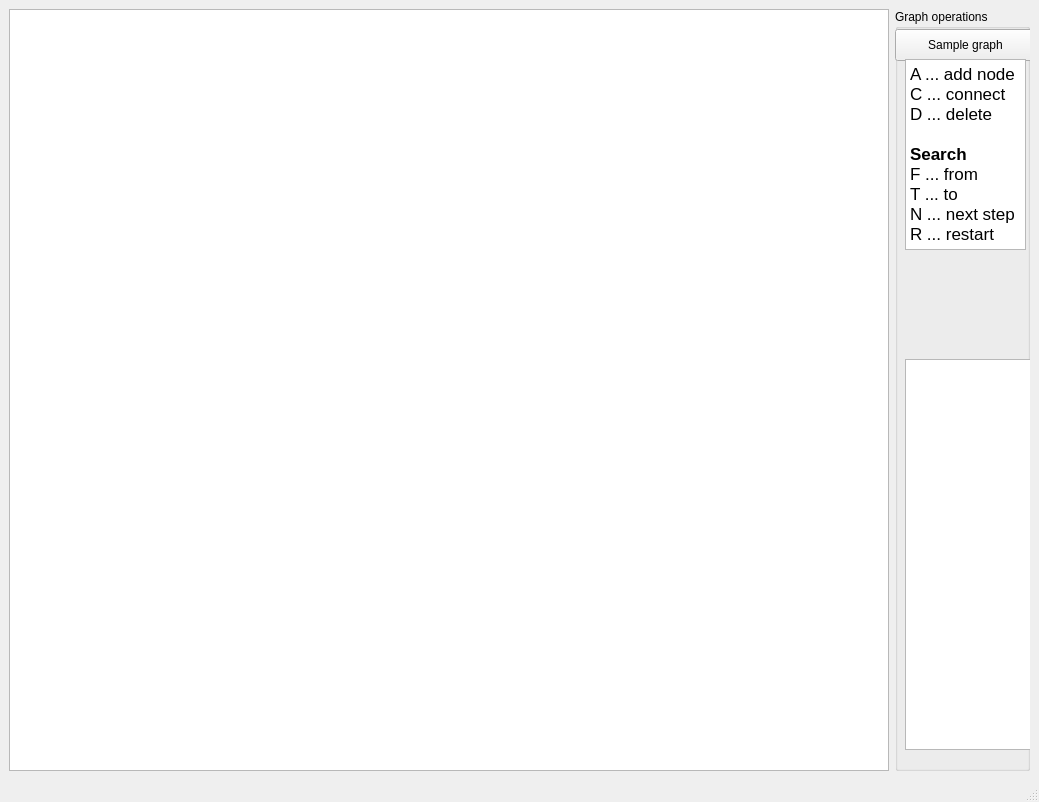
Qt form mainwindow.ui (darthdeus/graphite-gui) before a commit.
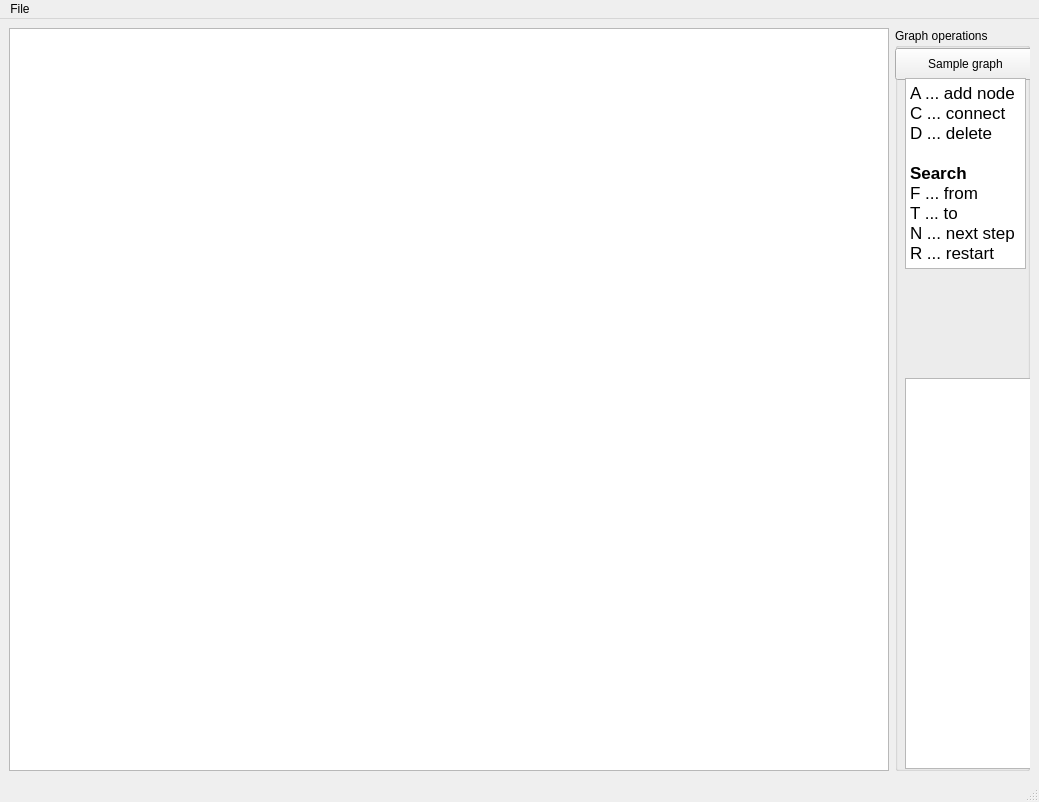
The same form after that commit.

Commit message: Improved menu + graph saving

```diff
--- a/mainwindow.ui
+++ b/mainwindow.ui
@@ -93,6 +93,16 @@
      <height>22</height>
     </rect>
    </property>
+   <widget class="QMenu" name="menuFile">
+    <property name="title">
+     <string>File</string>
+    </property>
+    <addaction name="actionNew"/>
+    <addaction name="actionSave"/>
+    <addaction name="actionSave_as"/>
+    <addaction name="actionOpen"/>
+   </widget>
+   <addaction name="menuFile"/>
   </widget>
   <widget class="QStatusBar" name="statusbar"/>
  </widget>
```
Left out of the diff: 93 changed lines with no effect on the pictures. The commit also changes 4 other files.
